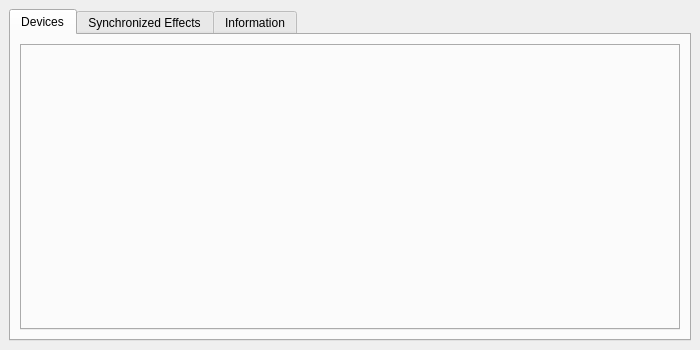
Old version of the form qt/OpenRGBDialog2.ui in the repository CalcProgrammer1/OpenRGB.
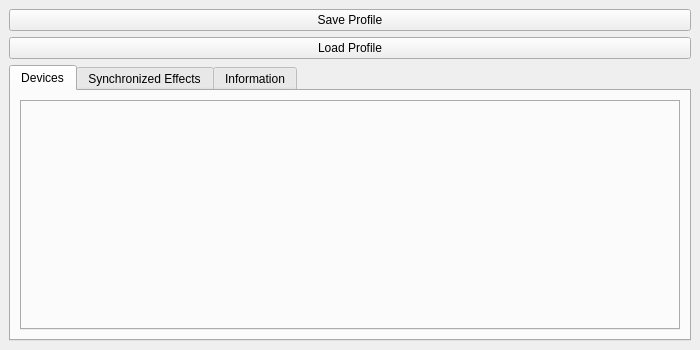
New version of the form.

Commit message: Profile save and load test

Patch:
```diff
--- a/qt/OpenRGBDialog2.ui
+++ b/qt/OpenRGBDialog2.ui
@@ -16,6 +16,13 @@
   <widget class="QWidget" name="centralWidget">
    <layout class="QGridLayout" name="gridLayout">
     <item row="0" column="0">
+     <widget class="QPushButton" name="ButtonSaveProfile">
+      <property name="text">
+       <string>Save Profile</string>
+      </property>
+     </widget>
+    </item>
+    <item row="2" column="0">
      <widget class="QTabWidget" name="MainTabBar">
       <property name="tabShape">
        <enum>QTabWidget::Rounded</enum>
@@ -79,6 +86,13 @@
       </widget>
      </widget>
     </item>
+    <item row="1" column="0">
+     <widget class="QPushButton" name="ButtonLoadProfile">
+      <property name="text">
+       <string>Load Profile</string>
+      </property>
+     </widget>
+    </item>
    </layout>
   </widget>
  </widget>
```
The commit also changes 6 other files.
